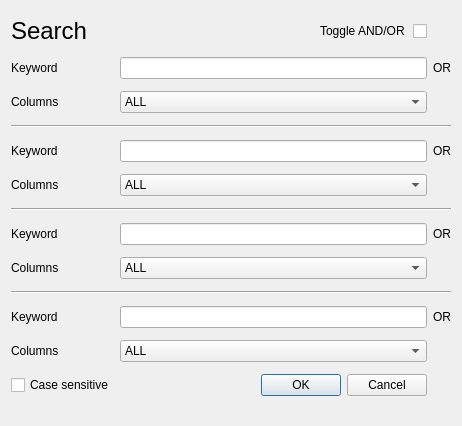
Old version of the form popupviews/searchwidget.ui in the repository hallamlab/MetaPathwaysGUI.
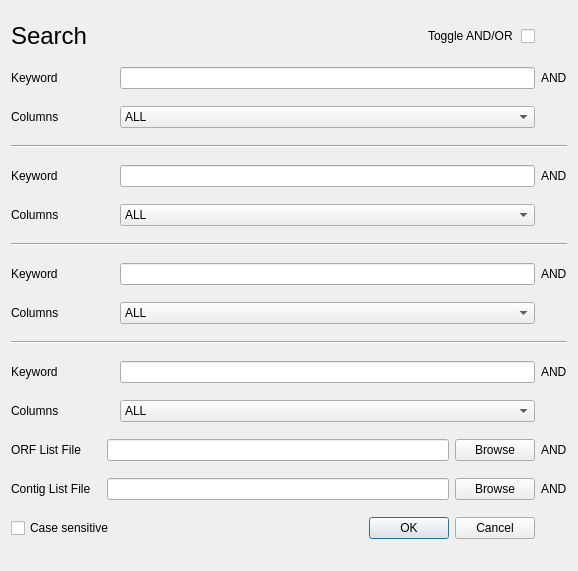
New version of the form.

Patch:
```diff
--- a/popupviews/searchwidget.ui
+++ b/popupviews/searchwidget.ui
@@ -6,8 +6,8 @@
    <rect>
     <x>0</x>
     <y>0</y>
-    <width>462</width>
-    <height>426</height>
+    <width>578</width>
+    <height>571</height>
    </rect>
   </property>
   <property name="windowTitle">
@@ -32,7 +32,7 @@
      </property>
     </widget>
    </item>
-   <item row="0" column="1">
+   <item row="0" column="2">
     <widget class="QCheckBox" name="andOR">
      <property name="layoutDirection">
       <enum>Qt::RightToLeft</enum>
@@ -49,19 +49,19 @@
      </property>
     </widget>
    </item>
-   <item row="1" column="1">
-    <widget class="QLineEdit" name="keyword_1"/>
-   </item>
    <item row="1" column="2">
+    <widget class="QLineEdit" name="keyword_1"/>
+   </item>
+   <item row="1" column="3">
     <widget class="QLabel" name="andORlabel_1">
      <property name="sizePolicy">
-      <sizepolicy hsizetype="Minimum" vsizetype="Preferred">
+      <sizepolicy hsizetype="Fixed" vsizetype="Preferred">
        <horstretch>0</horstretch>
        <verstretch>0</verstretch>
       </sizepolicy>
      </property>
      <property name="text">
-      <string>OR</string>
+      <string>AND</string>
      </property>
     </widget>
    </item>
@@ -72,7 +72,7 @@
      </property>
     </widget>
    </item>
-   <item row="2" column="1">
+   <item row="2" column="2">
     <widget class="QComboBox" name="columnSelect_1">
      <item>
       <property name="text">
@@ -81,7 +81,7 @@
      </item>
     </widget>
    </item>
-   <item row="3" column="0" colspan="3">
+   <item row="3" column="0" colspan="4">
     <widget class="Line" name="line">
      <property name="orientation">
       <enum>Qt::Horizontal</enum>
@@ -95,10 +95,10 @@
      </property>
     </widget>
    </item>
-   <item row="4" column="1">
-    <widget class="QLineEdit" name="keyword_2"/>
-   </item>
    <item row="4" column="2">
+    <widget class="QLineEdit" name="keyword_2"/>
+   </item>
+   <item row="4" column="3">
     <widget class="QLabel" name="andORlabel_2">
      <property name="sizePolicy">
       <sizepolicy hsizetype="Fixed" vsizetype="Preferred">
@@ -107,7 +107,7 @@
       </sizepolicy>
      </property>
      <property name="text">
-      <string>OR</string>
+      <string>AND</string>
      </property>
     </widget>
    </item>
@@ -118,7 +118,7 @@
      </property>
     </widget>
    </item>
-   <item row="5" column="1">
+   <item row="5" column="2">
     <widget class="QComboBox" name="columnSelect_2">
      <item>
       <property name="text">
@@ -127,7 +127,7 @@
      </item>
     </widget>
    </item>
-   <item row="6" column="0" colspan="3">
+   <item row="6" column="0" colspan="4">
     <widget class="Line" name="line_2">
      <property name="orientation">
       <enum>Qt::Horizontal</enum>
@@ -141,10 +141,10 @@
      </property>
     </widget>
    </item>
-   <item row="7" column="1">
-    <widget class="QLineEdit" name="keyword_3"/>
-   </item>
    <item row="7" column="2">
+    <widget class="QLineEdit" name="keyword_3"/>
+   </item>
+   <item row="7" column="3">
     <widget class="QLabel" name="andORlabel_3">
      <property name="sizePolicy">
       <sizepolicy hsizetype="Fixed" vsizetype="Preferred">
@@ -153,7 +153,7 @@
       </sizepolicy>
      </property>
      <property name="text">
-      <string>OR</string>
+      <string>AND</string>
      </property>
     </widget>
    </item>
@@ -164,7 +164,7 @@
      </property>
     </widget>
    </item>
-   <item row="8" column="1">
+   <item row="8" column="2">
     <widget class="QComboBox" name="columnSelect_3">
      <item>
       <property name="text">
@@ -173,7 +173,7 @@
      </item>
     </widget>
    </item>
-   <item row="9" column="0" colspan="3">
+   <item row="9" column="0" colspan="4">
     <widget class="Line" name="line_3">
      <property name="orientation">
       <enum>Qt::Horizontal</enum>
@@ -187,10 +187,10 @@
      </property>
     </widget>
    </item>
-   <item row="10" column="1">
-    <widget class="QLineEdit" name="keyword_4"/>
-   </item>
    <item row="10" column="2">
+    <widget class="QLineEdit" name="keyword_4"/>
+   </item>
+   <item row="10" column="3">
     <widget class="QLabel" name="andORlabel_4">
      <property name="sizePolicy">
       <sizepolicy hsizetype="Fixed" vsizetype="Preferred">
@@ -199,7 +199,7 @@
       </sizepolicy>
      </property>
      <property name="text">
-      <string>OR</string>
+      <string>AND</string>
      </property>
     </widget>
    </item>
@@ -210,7 +210,7 @@
      </property>
     </widget>
    </item>
-   <item row="11" column="1">
+   <item row="11" column="2">
     <widget class="QComboBox" name="columnSelect_4">
      <item>
       <property name="text">
@@ -220,19 +220,139 @@
     </widget>
    </item>
    <item row="12" column="0">
+    <widget class="QLabel" name="label_6">
+     <property name="toolTip">
+      <string>&lt;html&gt;&lt;head/&gt;&lt;body&gt;&lt;p&gt;Expectes a text file with the list of contig names sparated by comma, tab or space, presented in a single line or over multiple lines&lt;/p&gt;&lt;/body&gt;&lt;/html&gt;</string>
+     </property>
+     <property name="text">
+      <string>ORF List File</string>
+     </property>
+    </widget>
+   </item>
+   <item row="12" column="3">
+    <widget class="QLabel" name="andORlabel_5">
+     <property name="sizePolicy">
+      <sizepolicy hsizetype="Fixed" vsizetype="Preferred">
+       <horstretch>0</horstretch>
+       <verstretch>0</verstretch>
+      </sizepolicy>
+     </property>
+     <property name="text">
+      <string>AND</string>
+     </property>
+    </widget>
+   </item>
+   <item row="13" column="0">
+    <widget class="QLabel" name="label_7">
+     <property name="toolTip">
+      <string>&lt;html&gt;&lt;head/&gt;&lt;body&gt;&lt;p&gt;Expectes a text file with the list of contig names sparated by comma, tab or space, presented in a single line or over multiple lines&lt;/p&gt;&lt;/body&gt;&lt;/html&gt;</string>
+     </property>
+     <property name="text">
+      <string>Contig List File</string>
+     </property>
+    </widget>
+   </item>
+   <item row="13" column="3">
+    <widget class="QLabel" name="andORlabel_6">
+     <property name="sizePolicy">
+      <sizepolicy hsizetype="Fixed" vsizetype="Preferred">
+       <horstretch>0</horstretch>
+       <verstretch>0</verstretch>
+      </sizepolicy>
+     </property>
+     <property name="text">
+      <string>AND</string>
+     </property>
+    </widget>
+   </item>
+   <item row="14" column="0" colspan="2">
     <widget class="QCheckBox" name="caseSensitive">
      <property name="text">
       <string>Case sensitive</string>
      </property>
     </widget>
    </item>
-   <item row="12" column="1">
+   <item row="14" column="2">
     <widget class="QDialogButtonBox" name="okAndCancel">
      <property name="standardButtons">
       <set>QDialogButtonBox::Cancel|QDialogButtonBox::Ok</set>
      </property>
     </widget>
    </item>
+   <item row="12" column="1" colspan="2">
+    <layout class="QHBoxLayout" name="horizontalLayout">
+     <item>
+      <spacer name="horizontalSpacer">
+       <property name="orientation">
+        <enum>Qt::Horizontal</enum>
+       </property>
+       <property name="sizeType">
+        <enum>QSizePolicy::Minimum</enum>
+       </property>
+       <property name="sizeHint" stdset="0">
+        <size>
+         <width>10</width>
+         <height>0</height>
+        </size>
+       </property>
+      </spacer>
+     </item>
+     <item>
+      <widget class="QLineEdit" name="orfList">
+       <property name="sizePolicy">
+        <sizepolicy hsizetype="Expanding" vsizetype="Fixed">
+         <horstretch>0</horstretch>
+         <verstretch>0</verstretch>
+        </sizepolicy>
+       </property>
+       <property name="toolTip">
+        <string>&lt;html&gt;&lt;head/&gt;&lt;body&gt;&lt;p&gt;Expectes a text file with the list of contig names sparated by comma, tab or space, presented in a single line or over multiple lines&lt;/p&gt;&lt;/body&gt;&lt;/html&gt;</string>
+       </property>
+      </widget>
+     </item>
+     <item>
+      <widget class="QPushButton" name="orfListButton">
+       <property name="text">
+        <string>Browse</string>
+       </property>
+      </widget>
+     </item>
+    </layout>
+   </item>
+   <item row="13" column="1" colspan="2">
+    <layout class="QHBoxLayout" name="horizontalLayout_2">
+     <item>
+      <spacer name="horizontalSpacer_2">
+       <property name="orientation">
+        <enum>Qt::Horizontal</enum>
+       </property>
+       <property name="sizeType">
+        <enum>QSizePolicy::Minimum</enum>
+       </property>
+       <property name="sizeHint" stdset="0">
+        <size>
+         <width>10</width>
+         <height>0</height>
+        </size>
+       </property>
+      </spacer>
+     </item>
+     <item>
+      <widget class="QLineEdit" name="contigList">
+       <property name="toolTip">
+        <string>&lt;html&gt;&lt;head/&gt;&lt;body&gt;&lt;p&gt;Expectes a text file with the list of contig names sparated by comma, tab or space, presented in a single line or over multiple lines&lt;/p&gt;&lt;/body&gt;&lt;/html&gt;</string>
+       </property>
+      </widget>
+     </item>
+     <item>
+      <widget class="QPushButton" name="contigListButton">
+       <property name="text">
+        <string>Browse</string>
+       </property>
+      </widget>
+     </item>
+    </layout>
+   </item>
   </layout>
  </widget>
  <resources/>
```
